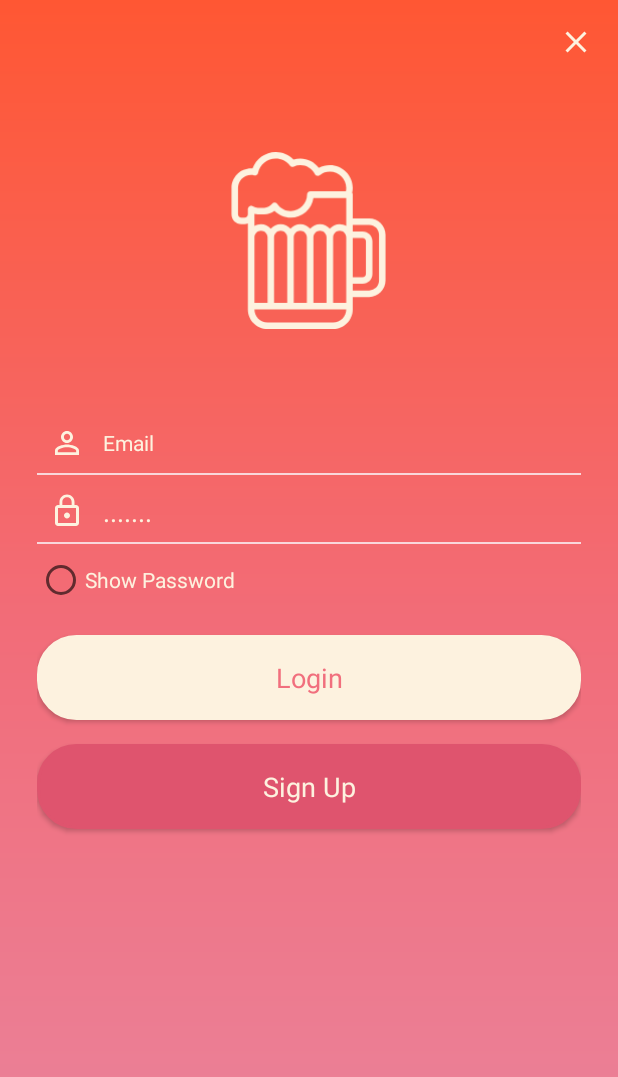
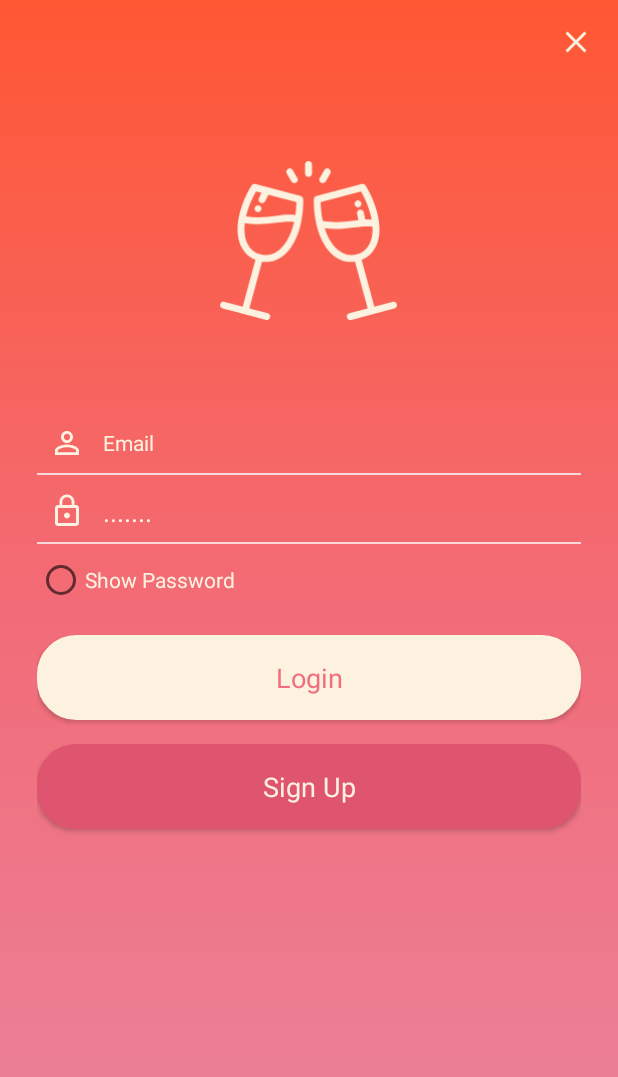
Before and after one commit to rr00232/trackohol, an Android app: the Login_Fragment screen opened directly, with no data from a screen before it, on a phone screen of 412 x 824 dp. Shown: the top 1077 px of the screen. Run offline under Robolectric (Android 15) with nearby library versions, the phone set to English and light mode, and no system bars.

Commit message:
minor changes in image and removing unused libraries

```diff
--- a/app/src/main/java/com/example/rizvanr/eps/MesurementsPage.java
+++ b/app/src/main/java/com/example/rizvanr/eps/MesurementsPage.java
@@ -1,9 +1,6 @@
 package com.example.rizvanr.eps;
-
 import android.app.Activity;
-import android.app.ActivityManager;
 import android.app.AlertDialog;
-import android.content.Context;
 import android.content.Intent;
 import android.content.res.Configuration;
 import android.graphics.Color;
--- a/app/src/main/res/layout/login_layout.xml
+++ b/app/src/main/res/layout/login_layout.xml
@@ -25,7 +25,7 @@
                 android:padding="16dp"
                 android:layout_marginTop="20dp"
                 android:layout_marginBottom="20dp"
-                android:src="@drawable/ic_beer_white_200dp"/>
+                android:src="@drawable/ic_drinks_clinck_white_24db"/>
 
             <EditText
                 android:id="@+id/login_emailid"
```
Also changed, not shown: app/src/main/java/com/example/rizvanr/eps/MainActivity.java (+1 -7 lines), app/src/main/java/com/example/rizvanr/eps/SignUp_Fragment.java (+0 -9 lines).
